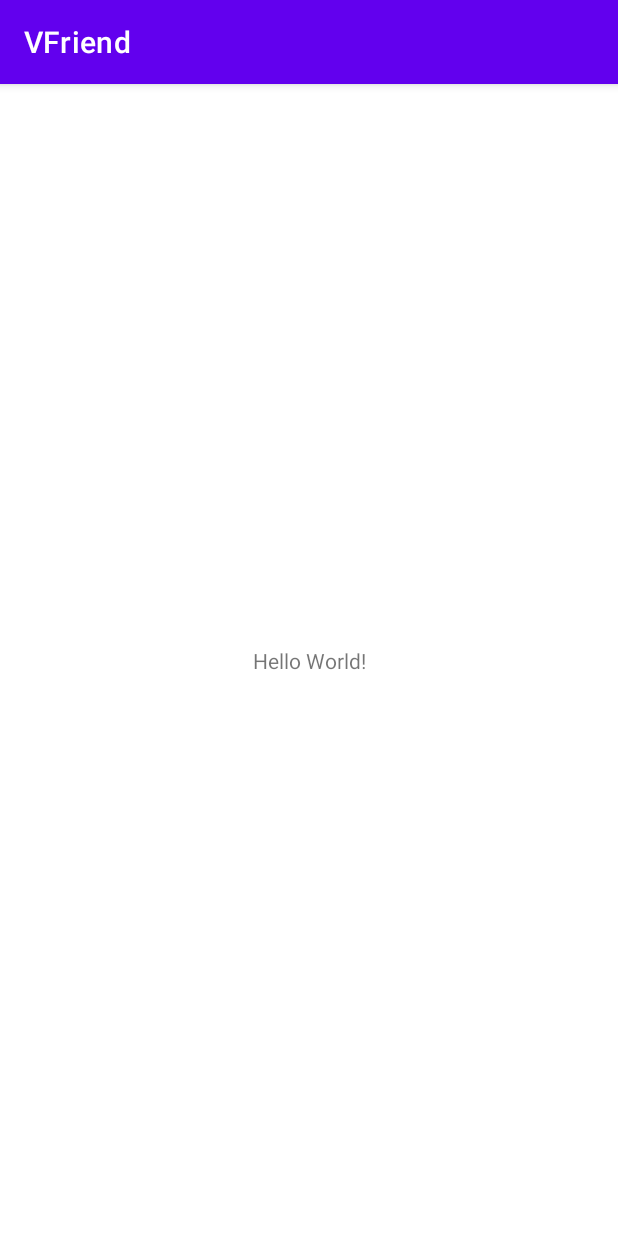
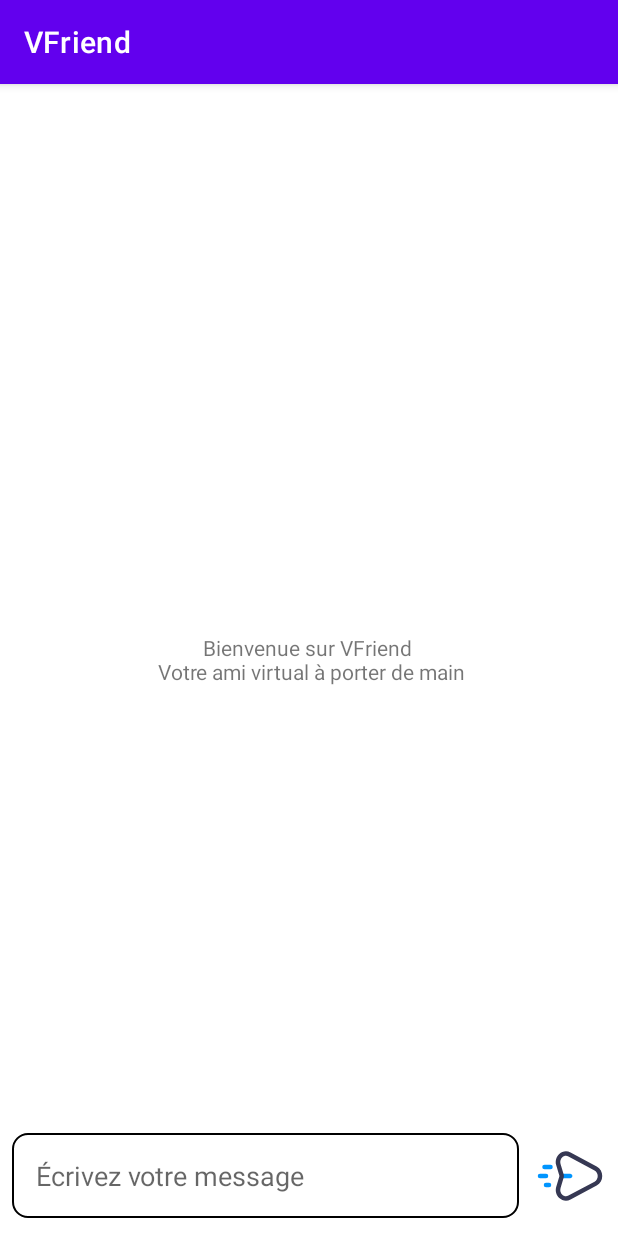
Before and after one commit to Banitongwa7/VFriend, an Android app: the screen it shows after launch (MainActivity), on a phone screen of 412 x 824 dp. Run offline under Robolectric (Android 15) with nearby library versions, the phone set to English and light mode, and no system bars.

Commit message:
add layout and add MainActivity class

```diff
--- a/app/src/main/AndroidManifest.xml
+++ b/app/src/main/AndroidManifest.xml
@@ -2,6 +2,8 @@
 <manifest xmlns:android="http://schemas.android.com/apk/res/android"
           xmlns:tools="http://schemas.android.com/tools"
           package="com.example.vfriend">
+
+    <uses-permission android:name="android.permission.INTERNET" />
 
     <application
             android:allowBackup="true"
--- a/app/src/main/java/com/example/vfriend/MainActivity.java
+++ b/app/src/main/java/com/example/vfriend/MainActivity.java
@@ -1,13 +1,34 @@
 package com.example.vfriend;
 
+import android.widget.EditText;
+import android.widget.ImageButton;
+import android.widget.TextView;
+import android.widget.Toast;
 import androidx.appcompat.app.AppCompatActivity;
 import android.os.Bundle;
+import androidx.recyclerview.widget.RecyclerView;
 
 public class MainActivity extends AppCompatActivity {
+
+    RecyclerView recyclerView;
+    TextView welcomeTextView;
+    EditText messageEditText;
+    ImageButton sendButton;
+
 
     @Override
     protected void onCreate(Bundle savedInstanceState) {
         super.onCreate(savedInstanceState);
         setContentView(R.layout.activity_main);
+
+        recyclerView = findViewById(R.id.recycler_view);
+        welcomeTextView = findViewById(R.id.welcom_text);
+        messageEditText = findViewById(R.id.message_edit_text);
+        sendButton = findViewById(R.id.send_button);
+
+        sendButton.setOnClickListener(v -> {
+            String message = messageEditText.getText().toString().trim();
+            Toast.makeText(this, message, Toast.LENGTH_SHORT).show();
+        });
     }
 }
--- /dev/null
+++ b/app/src/main/res/drawable/ic_send_message.xml
@@ -0,0 +1,11 @@
+<vector android:height="48dp" android:viewportHeight="24"
+    android:viewportWidth="24" android:width="48dp" xmlns:android="http://schemas.android.com/apk/res/android">
+    <path android:fillColor="#00000000" android:pathData="M5.5,9H3.5"
+        android:strokeColor="#0095FF" android:strokeLineCap="round" android:strokeWidth="1.5"/>
+    <path android:fillColor="#00000000" android:pathData="M5,15L4,15"
+        android:strokeColor="#0095FF" android:strokeLineCap="round" android:strokeWidth="1.5"/>
+    <path android:fillColor="#00000000" android:pathData="M4,12H2"
+        android:strokeColor="#0095FF" android:strokeLineCap="round" android:strokeWidth="1.5"/>
+    <path android:fillColor="#0095FF" android:pathData="M12.041,12.765C12.455,12.765 12.791,12.429 12.791,12.015C12.791,11.601 12.455,11.265 12.041,11.265V12.765ZM9.268,12.765H12.041V11.265H9.268V12.765Z"/>
+    <path android:fillColor="#363853" android:pathData="M11.837,4.809L12.191,4.148L11.837,4.809ZM20.539,9.477L20.185,10.138L20.539,9.477ZM20.536,14.545L20.889,15.207L20.536,14.545ZM11.838,19.193L11.484,18.532H11.484L11.838,19.193ZM8.137,15.793L7.418,15.578L8.137,15.793ZM8.131,8.204L7.413,8.418L8.131,8.204ZM9.183,11.729L8.464,11.943L9.183,11.729ZM11.482,5.469L20.185,10.138L20.894,8.816L12.191,4.148L11.482,5.469ZM20.182,13.884L11.484,18.532L12.191,19.855L20.889,15.207L20.182,13.884ZM8.855,16.008L9.901,12.516L8.464,12.086L7.418,15.578L8.855,16.008ZM9.901,11.514L8.85,7.99L7.413,8.418L8.464,11.943L9.901,11.514ZM11.484,18.532C10.751,18.924 9.988,18.759 9.441,18.256C8.888,17.749 8.585,16.913 8.855,16.008L7.418,15.578C6.974,17.062 7.473,18.486 8.426,19.361C9.384,20.241 10.829,20.583 12.191,19.855L11.484,18.532ZM20.185,10.138C21.607,10.901 21.605,13.124 20.182,13.884L20.889,15.207C23.368,13.882 23.371,10.145 20.894,8.816L20.185,10.138ZM12.191,4.148C10.83,3.417 9.384,3.757 8.425,4.636C7.471,5.51 6.97,6.934 7.413,8.418L8.85,7.99C8.58,7.085 8.885,6.249 9.438,5.742C9.986,5.24 10.75,5.076 11.482,5.469L12.191,4.148ZM9.901,12.516C9.999,12.189 9.999,11.841 9.901,11.514L8.464,11.943C8.478,11.99 8.478,12.039 8.464,12.086L9.901,12.516Z"/>
+</vector>
--- /dev/null
+++ b/app/src/main/res/drawable/rounded_corner.xml
@@ -0,0 +1,9 @@
+<?xml version="1.0" encoding="utf-8"?>
+<shape xmlns:android="http://schemas.android.com/apk/res/android"
+android:shape="rectangle">
+
+    <corners android:radius="10dp" />
+    <stroke android:width="1dp" />
+    <solid android:color="@color/white" />
+
+</shape>
--- a/app/src/main/res/layout/activity_main.xml
+++ b/app/src/main/res/layout/activity_main.xml
@@ -1,18 +1,62 @@
 <?xml version="1.0" encoding="utf-8"?>
-<androidx.constraintlayout.widget.ConstraintLayout
+<RelativeLayout
         xmlns:android="http://schemas.android.com/apk/res/android"
         xmlns:tools="http://schemas.android.com/tools"
         xmlns:app="http://schemas.android.com/apk/res-auto"
         android:layout_width="match_parent"
         android:layout_height="match_parent"
         tools:context=".MainActivity">
+
+    <androidx.recyclerview.widget.RecyclerView
+            android:id="@+id/recycler_view"
+            android:layout_width="match_parent"
+            android:layout_height="match_parent"
+            android:layout_above="@id/bottom_layout"
+    />
+
     <TextView
-            android:layout_width="wrap_content"
+            android:id="@+id/welcom_text"
+            android:layout_width="match_parent"
             android:layout_height="wrap_content"
-            android:text="Hello World!"
-            app:layout_constraintBottom_toBottomOf="parent"
-            app:layout_constraintStart_toStartOf="parent"
-            app:layout_constraintEnd_toEndOf="parent"
-            app:layout_constraintTop_toTopOf="parent"/>
+            android:layout_centerInParent="true"
+            android:text="@string/welcome"
+            android:gravity="center"
+    />
 
-</androidx.constraintlayout.widget.ConstraintLayout>
+    <RelativeLayout
+        android:id="@+id/bottom_layout"
+        android:layout_width="match_parent"
+        android:layout_height="80dp"
+        android:layout_alignParentBottom="true"
+        android:padding="8dp"
+        android:layout_marginTop="10dp">
+
+        <EditText
+                android:id="@+id/message_edit_text"
+                android:layout_width="match_parent"
+                android:layout_height="wrap_content"
+                android:hint="@string/message_hint"
+                android:padding="16dp"
+                android:layout_toLeftOf="@id/send_button"
+                android:background="@drawable/rounded_corner"
+                android:layout_centerInParent="true"/>
+
+        <ImageButton
+                android:id="@+id/send_button"
+                android:layout_width="48dp"
+                android:layout_height="48dp"
+                android:layout_alignParentEnd="true"
+                android:layout_centerInParent="true"
+                android:layout_marginStart="10dp"
+                android:padding="8dp"
+                android:src="@drawable/ic_send_message"
+                android:background="?attr/selectableItemBackgroundBorderless"
+        />
+
+
+    </RelativeLayout>
+
+
+
+
+</RelativeLayout>
--- a/app/src/main/res/values/colors.xml
+++ b/app/src/main/res/values/colors.xml
@@ -7,4 +7,5 @@
     <color name="teal_700">#FF018786</color>
     <color name="black">#FF000000</color>
     <color name="white">#FFFFFFFF</color>
+    <color name="blue">#3F51B5</color>
 </resources>
--- a/app/src/main/res/values/strings.xml
+++ b/app/src/main/res/values/strings.xml
@@ -1,3 +1,5 @@
 <resources>
     <string name="app_name">VFriend</string>
+    <string name="message_hint">Écrivez votre message</string>
+    <string name="welcome">Bienvenue sur VFriend \n Votre ami virtual à porter de main</string>
 </resources>
```
Also changed, not shown: app/src/main/res/layout/chat_item.xml (added, +50 -0 lines).
